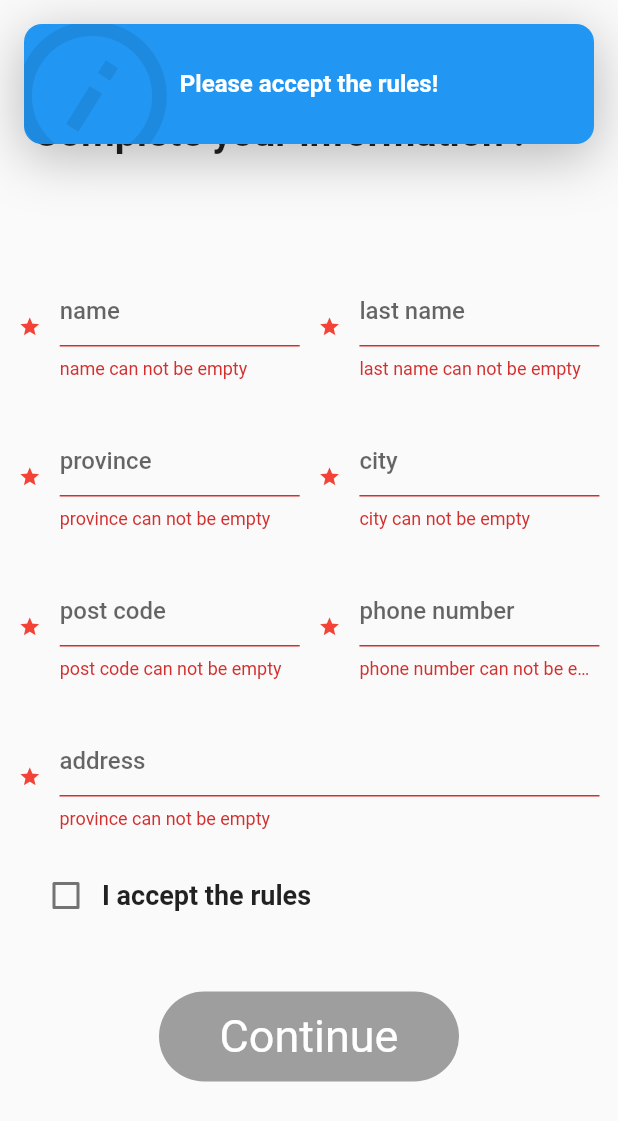
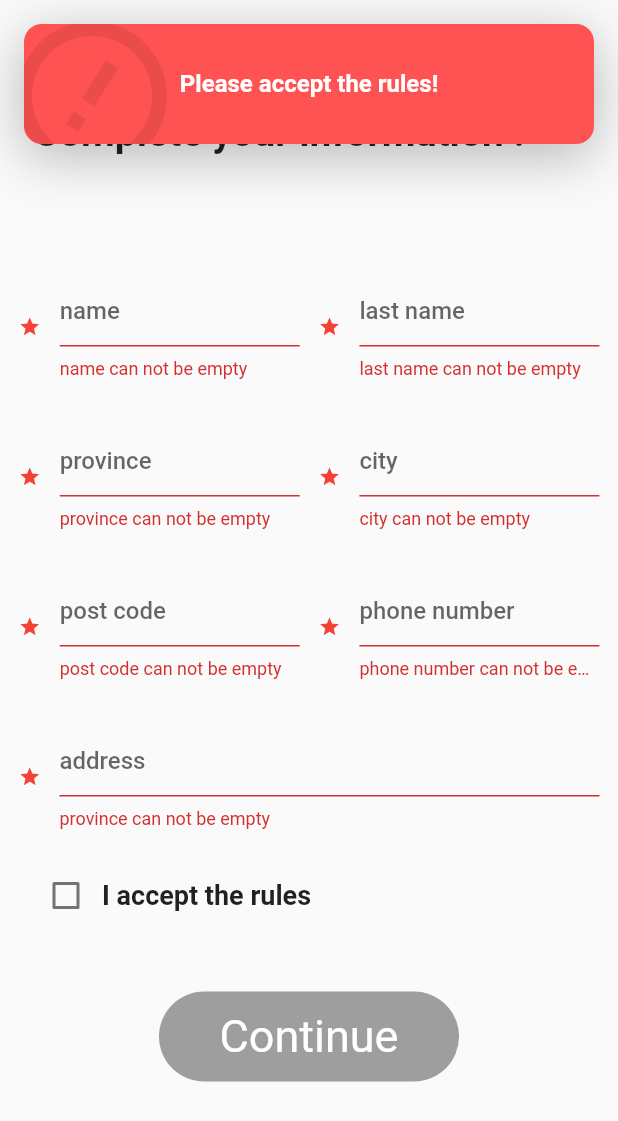
Before and after one commit to Faezeh-dqn/Giahdooni, a Flutter app: the PayingPage screen opened directly, after a tap on "Continue", on a phone screen of 412 x 824 dp. Shown: the top 1121 px of the screen. Run offline on Flutter 3.47's test engine with Material 2 defaults, Android fonts, the light colour scheme and no system bars; drawn by our look-alikes of top_snackbar_flutter; our stand-ins replace cloud_firestore, firebase_auth, firebase_core, firebase_storage, get, get_it and 2 more; missing offline and left inert: flutter_gifimage, zarinpal; accounts and stored records are empty.

Commit message:
completed project

```diff
--- a/lib/main.dart
+++ b/lib/main.dart
@@ -28,7 +28,7 @@ class MyApp extends StatelessWidget {
   Widget build(BuildContext context) {
     return GetMaterialApp(
       debugShowCheckedModeBanner: false,
-      home: SuccessfulShoppingPAge(),
+      home: SignUpPage(),
     );
   }
 }
--- a/lib/services/firebase_storage_service.dart
+++ b/lib/services/firebase_storage_service.dart
@@ -22,4 +22,6 @@ class FirebaseStorageService {
       return '';
     }
   }
+
+
 }
--- a/lib/services/firestore_service.dart
+++ b/lib/services/firestore_service.dart
@@ -19,7 +19,7 @@ class FirestoreService {
   FirestoreService({this.fireStore, this.authenticationService});
 
   Future createUser(User user) async {
-    String currentUserId = authenticationService.firebaseAuth.currentUser.uid;
+    String currentUserId = await authenticationService.firebaseAuth.currentUser.uid;
     await fireStore
         .collection(userCollection)
         .doc(currentUserId)
--- a/lib/views/menu_page.dart
+++ b/lib/views/menu_page.dart
@@ -4,7 +4,7 @@ import 'package:giahdooni/views/orders_page.dart';
 import 'package:giahdooni/views/profile_page.dart';
 import 'package:giahdooni/views/searchBar_page.dart';
 
-import '../service_locator.dart';
+
 
 class MenuPage extends StatefulWidget {
   @override
--- a/lib/views/pay_page.dart
+++ b/lib/views/pay_page.dart
@@ -298,20 +298,17 @@ class PayingPage extends StatelessWidget {
                         borderRadius: BorderRadius.circular(30),
                       ),
                       onPressed: () async {
-                        if (model.isSelected == false) {
+                        await model.submitForm();
+                        if (model.validmoving && model.isSelected) {
+                          await model.addPayingInfoToDB2();
+                          await Get.to(() => PaymentLoadingPage());
+                        } else if (model.isSelected == false) {
                           showTopSnackBar(
                             context,
-                            CustomSnackBar.info(
+                            CustomSnackBar.error(
                               message: 'Please accept the rules!',
                             ),
                           );
-                        } else {
-                          print('rules accepted');
-                        }
-
-                        await model.submitForm();
-                        if (model.validmoving) {
-                          await Get.to(() => PaymentLoadingPage());
                         }
                       },
                       color: (model.isSelected)
--- a/lib/views/paymentGetaway.dart
+++ b/lib/views/paymentGetaway.dart
@@ -84,6 +84,7 @@ class PaymentGatewayPage extends StatelessWidget {
                 Container(
                   width: 360,
                   child: TextFormField(
+                    obscureText: true,
                     decoration: InputDecoration(
                       enabledBorder: OutlineInputBorder(
                         borderRadius: BorderRadius.circular(10),
--- a/lib/views/profile_page.dart
+++ b/lib/views/profile_page.dart
@@ -37,6 +37,7 @@ class ProfilePage extends StatelessWidget {
                       TextButton(
                         onPressed: () {
                           model.uploadPic();
+
                         },
                         child: Text(
                           'Click to choose profile photo',
```
